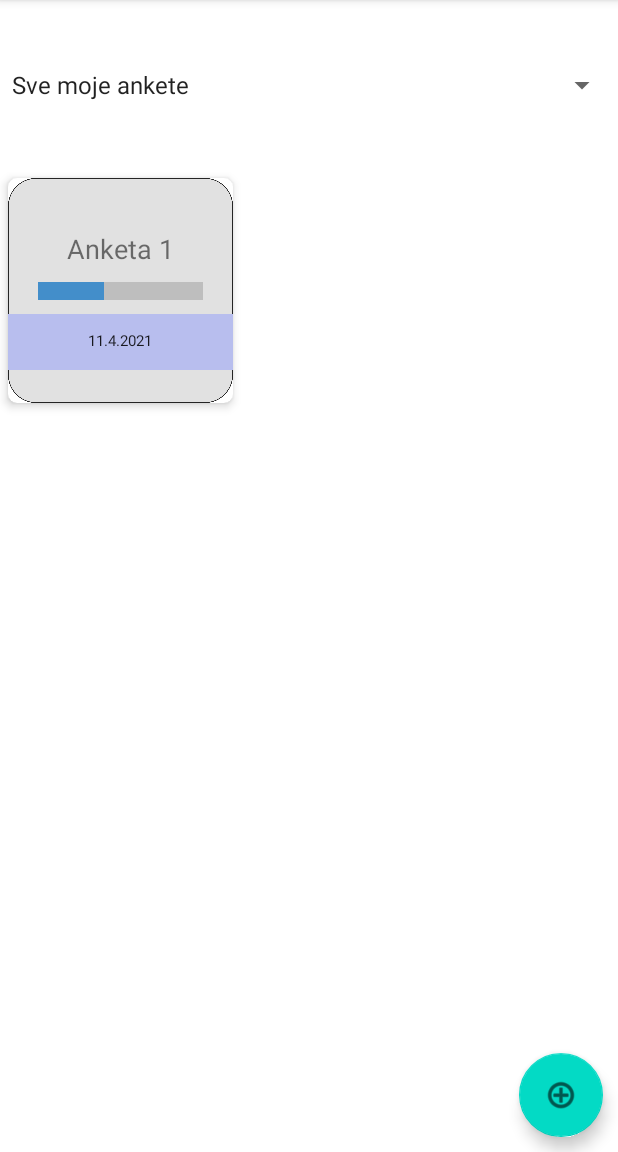
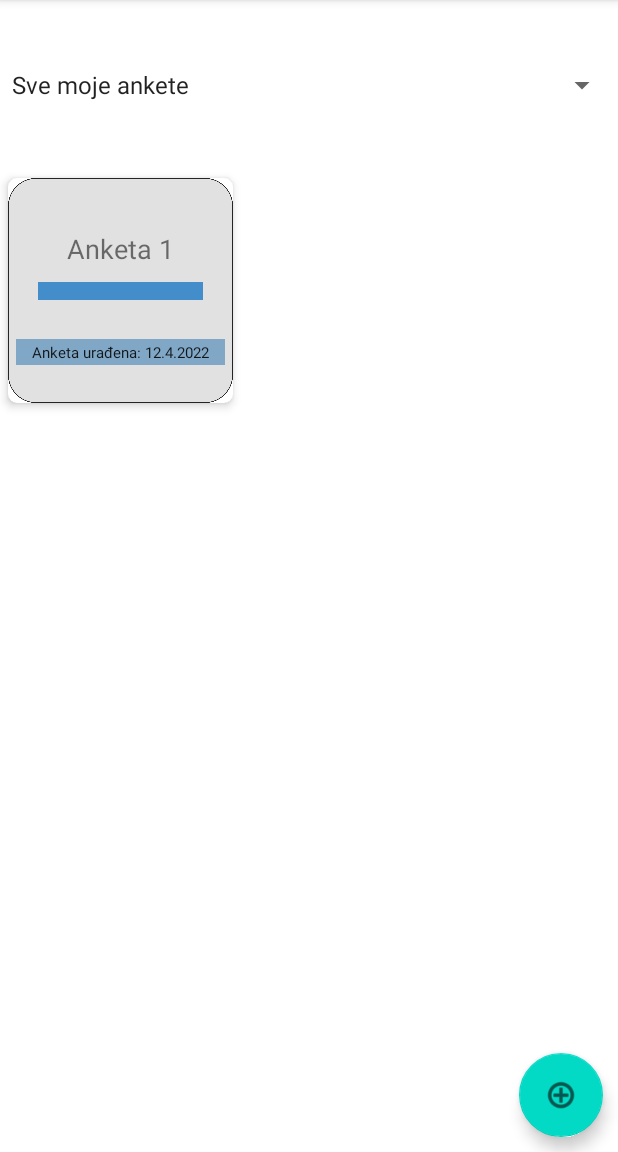
Before and after one commit to fmaric1/SurveryApp, an Android app: the screen it shows after launch (MainActivity), on a phone screen of 412 x 824 dp, the part 84-1236 px from its top. Run offline under Robolectric (Android 15) with nearby library versions, the phone set to English and light mode, and no system bars.

Commit message:
S1 - prepravka anketaItema i jos neke manje izmjene

```diff
--- a/app/src/main/java/ba/etf/rma22/projekat/UpisIstrazivanje.kt
+++ b/app/src/main/java/ba/etf/rma22/projekat/UpisIstrazivanje.kt
@@ -44,6 +44,7 @@ class UpisIstrazivanje : AppCompatActivity() {
 
                     istrazivanja.add("")
                     for (x in data) {
+                        if(!anketaListViewModel.getUpisanaIstrazivanja().contains(x))
                         istrazivanja.add(x.naziv)
                     }
 
--- a/app/src/main/java/ba/etf/rma22/projekat/ViewModel/AnketaListViewModel.kt
+++ b/app/src/main/java/ba/etf/rma22/projekat/ViewModel/AnketaListViewModel.kt
@@ -26,8 +26,8 @@ class AnketaListViewModel : Serializable{
         return AnketaRepository.getNotTaken()
     }
 
-    fun getIstrazivanja(): List<Istrazivanje> {
-        return IstrazivanjeRepository.getAll()
+    fun getUpisanaIstrazivanja(): List<Istrazivanje> {
+        return IstrazivanjeRepository.getUpisani()
     }
 
     fun getIstrazivanjaByGodina(godina: Int): List<Istrazivanje>{
--- a/app/src/main/java/ba/etf/rma22/projekat/data/repositories/IstrazivanjeRepository.kt
+++ b/app/src/main/java/ba/etf/rma22/projekat/data/repositories/IstrazivanjeRepository.kt
@@ -32,6 +32,7 @@ class IstrazivanjeRepository {
             return filtriranaIstrazivanja.toList()
         }
 
+
         fun upisiIstrazivanje(Istrazivanje: Istrazivanje) {
             istrazivanja.add(Istrazivanje.naziv)
             istrazivanja.distinct()
--- a/app/src/main/java/ba/etf/rma22/projekat/data/staticdata/AnketaStaticData.kt
+++ b/app/src/main/java/ba/etf/rma22/projekat/data/staticdata/AnketaStaticData.kt
@@ -10,26 +10,26 @@ import java.util.*
 
 fun getAnkete(): List<Anketa> {
     return listOf(
-            Anketa("Anketa 1", "RMA", Date(121, 3, 10), Date(121, 3, 12),
-                    Date(121,3,11), 5, "RMA1", 0.4F, statusAnkete.AKTIVAN_URADEN),
+            Anketa("Anketa 1", "RMA", Date(122, 3, 10), Date(122, 3, 12),
+                    Date(122,3,11), 5, "RMA1", 1F, statusAnkete.AKTIVAN_URADEN),
 
-            Anketa("Anketa 2", "RPR", Date(121, 3, 10), Date(121, 3, 21),
-                    Date(), 2, "RPR1", 0.6F, statusAnkete.AKTIVAN_NIJE_URADEN),
+            Anketa("Anketa 2", "RPR", Date(122, 3, 10), Date(122, 3, 21),
+                    Date(), 2, "RPR1", 0.0F, statusAnkete.AKTIVAN_NIJE_URADEN),
 
-            Anketa("Anketa 3", "RPR", Date(121, 3, 8), Date(121, 3, 10),
-                    Date(), 1, "RPR2", 1F, statusAnkete.PROSAO),
+            Anketa("Anketa 3", "RPR", Date(122, 3, 8), Date(122, 3, 10),
+                    Date(), 1, "RPR2", 0.51F, statusAnkete.PROSAO),
 
-            Anketa("Anketa 4", "TP", Date(121, 3, 10), Date(121, 3, 12),
-                    Date(), 10, "TP1", 0F, statusAnkete.AKTIVAN_NIJE_URADEN),
+            Anketa("Anketa 4", "TP", Date(122, 3, 10), Date(122, 3, 12),
+                    Date(), 10, "TP1", 0.3F, statusAnkete.AKTIVAN_NIJE_URADEN),
 
-            Anketa("Anketa 5", "TP", Date(121, 3, 9), Date(121, 3, 11),
+            Anketa("Anketa 5", "TP", Date(122, 3, 9), Date(122, 3, 11),
                     Date(), 3, "TP2", 1F, statusAnkete.PROSAO),
 
-            Anketa("Anketa 1", "VI", Date(121, 3, 12), Date(121, 3, 15),
+            Anketa("Anketa 6", "VI", Date(122, 3, 12), Date(122, 3, 15),
                     Date(), 4, "VI1", 0.5F, statusAnkete.AKTIVAN_NIJE_URADEN),
 
-            Anketa("Anketa 1", "VI", Date(121, 3, 15), Date(121, 3, 16),
-                    Date(), 6, "VI2", 0.7F, statusAnkete.NEAKTIVAN)
+            Anketa("Anketa 7", "VI", Date(122, 3, 15), Date(122, 3, 16),
+                    Date(), 6, "VI2", 0F, statusAnkete.NEAKTIVAN)
 
     )
 }
--- a/app/src/main/java/ba/etf/rma22/projekat/view/AnketaListAdapter.kt
+++ b/app/src/main/java/ba/etf/rma22/projekat/view/AnketaListAdapter.kt
@@ -26,22 +26,42 @@ class AnketaListAdapter(private var ankete: List<Anketa>) : RecyclerView.Adapter
     override fun onBindViewHolder(holder: AnketeViewHolder, position: Int) {
         val anketa = ankete[position]
         var datum = anketa.datumKraj
+        var datumText = "Anketa urađena: "
+        var progressInt = 0
         when(anketa.status){
             statusAnkete.AKTIVAN_URADEN -> {
                 holder.status.setImageResource(R.drawable.plava)
-                datum = anketa.datumRada!!
             }
-            statusAnkete.AKTIVAN_NIJE_URADEN -> holder.status.setImageResource(R.drawable.zelena)
+            statusAnkete.AKTIVAN_NIJE_URADEN -> {
+                holder.status.setImageResource(R.drawable.zelena)
+                datumText = "Vrijeme zatvaranja: "
+            }
             statusAnkete.NEAKTIVAN -> {
                 holder.status.setImageResource(R.drawable.zuta)
                 datum = anketa.datumPocetka
+                datumText = "Vrijeme aktiviranja: "
             }
-            statusAnkete.PROSAO -> holder.status.setImageResource(R.drawable.crvena)
+            statusAnkete.PROSAO ->{
+                holder.status.setImageResource(R.drawable.crvena)
+                datumText = "Anketa zatvorena: "
+            }
         }
+        if(anketa.progress<0.1)
+            progressInt = 0
+        else if(anketa.progress>=0.1 && anketa.progress<0.3)
+            progressInt = 20
+        else if(anketa.progress>=0.3 && anketa.progress<0.5)
+            progressInt = 40
+        else if(anketa.progress>=0.5 && anketa.progress<0.7)
+            progressInt = 60
+        else if(anketa.progress>=0.7 && anketa.progress<1.0)
+            progressInt = 80
+        else if(anketa.progress>=1.0)
+            progressInt = 100
         holder.imeKviza.text = anketa.naziv
-        holder.datum.text = datum.date.toString()+"."+ (datum.month +1).toString() + "." + (datum.year + 1900).toString()
+        holder.datum.text = datumText + datum.date.toString()+"."+ (datum.month +1).toString() + "." + (datum.year + 1900).toString()
         holder.imePredmeta.text = anketa.nazivIstrazivanja
-        holder.progressBar.progress = (anketa.progress*100).toInt()
+        holder.progressBar.progress = progressInt
 
     }
     fun updateAnkete(ankete: List<Anketa>) {
--- a/app/src/main/res/layout/anketa_item.xml
+++ b/app/src/main/res/layout/anketa_item.xml
@@ -93,9 +93,12 @@
             <ImageView
                 android:id="@+id/imageView"
                 android:layout_width="match_parent"
-                android:layout_height="40dp"
+                android:layout_height="48dp"
                 android:layout_weight="0"
 
+                android:paddingLeft="5dp"
+                android:paddingTop="5dp"
+                android:paddingRight="5dp"
                 app:srcCompat="@drawable/image2" />
 
             <TextView
```
Also changed, not shown: app/src/main/res/drawable-v24/image2.png.
